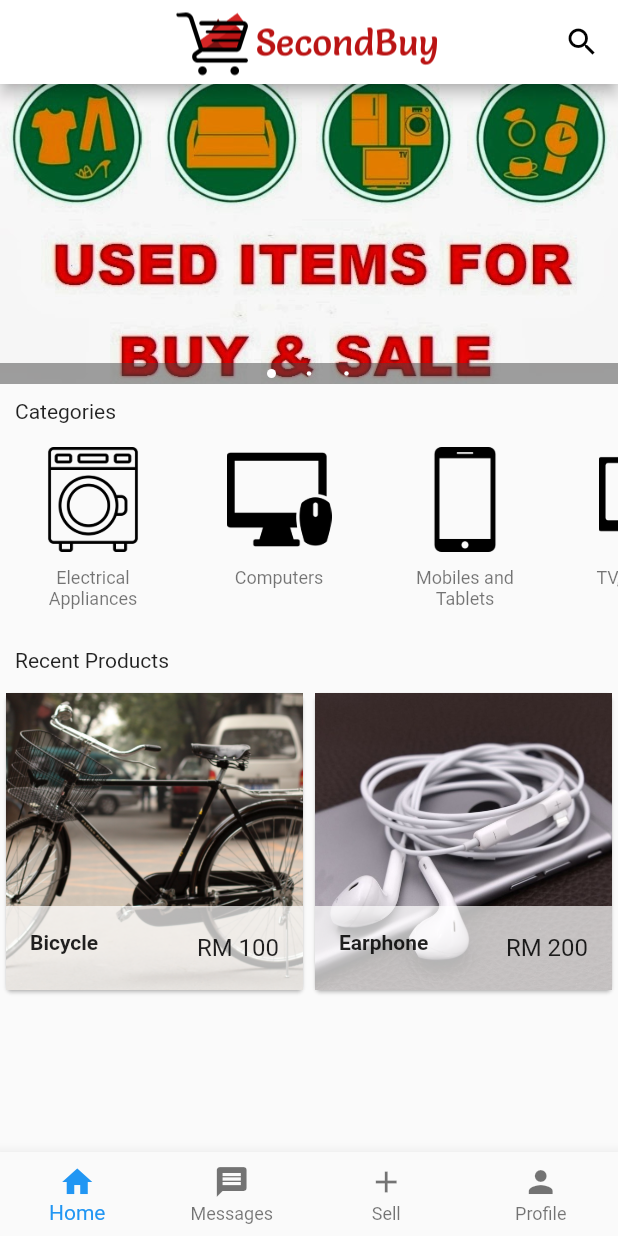
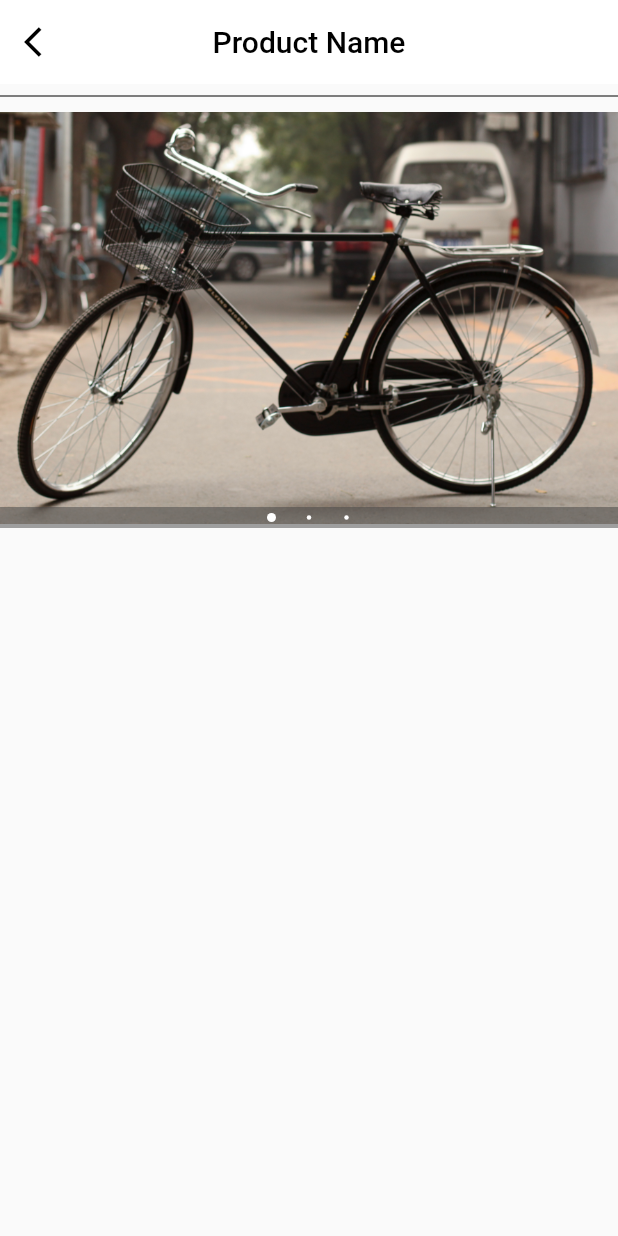
Before and after one commit to jacksonwjc99/secondbuy, a Flutter app: the screen it shows after launch, after a tap on "Bicycle", on a phone screen of 412 x 824 dp. Run offline on Flutter 3.47's test engine with Material 2 defaults, Android fonts, the phone set to English and light mode, and no system bars; drawn by our look-alikes of carousel_pro; our stand-ins replace firebase_auth, firebase_database; missing offline and left inert: flappy_search_bar; accounts and stored records are empty.

Commit message:
product design

```diff
--- a/lib/Util/Components/products.dart
+++ b/lib/Util/Components/products.dart
@@ -1,6 +1,7 @@
 import 'package:flutter/material.dart';
 import 'package:secondbuy/Util/Global.dart';
 import 'package:firebase_database/firebase_database.dart';
+import 'package:secondbuy/product_details.dart';
 
 class Products extends StatefulWidget {
   @override
@@ -56,7 +57,14 @@ class single_prod extends StatelessWidget {
         tag: product_name,
         child: Material(
           child: InkWell(
-            onTap: () {},
+            onTap: () {
+              Navigator.push(
+                context,
+                MaterialPageRoute(
+                    builder: (context) =>
+                        product_details()),
+              );
+            },
             child: GridTile(
               footer: Container(
                 color: Colors.white70,
--- a/lib/login.dart
+++ b/lib/login.dart
@@ -59,8 +59,7 @@ class _LoginPageSate extends State<LoginPage> {
                 context,
                 MaterialPageRoute(builder: (context) => App()),
               );
-          }
-        ),
+            }),
       ),
       body: ListView(
         shrinkWrap: true,
--- /dev/null
+++ b/lib/product_details.dart
@@ -0,0 +1,61 @@
+import 'package:flutter/material.dart';
+import 'package:carousel_pro/carousel_pro.dart';
+
+import 'main.dart';
+
+class product_details extends StatelessWidget {
+  @override
+  Widget build(BuildContext context) {
+    Widget image_carousel = new Container(
+      height: 280.0,
+      child: new Carousel(
+        boxFit: BoxFit.cover,
+        images: [
+          Image.asset('images/bicycle1.jpg'),
+          Image.asset('images/fan1.jpg'),
+          Image.asset('images/earphone1.jpg'),
+        ],
+        autoplay: true,
+        autoplayDuration: Duration(seconds: 8),
+        animationCurve: Curves.fastOutSlowIn,
+        animationDuration: Duration(milliseconds: 1000),
+        dotSize: 3.0,
+        indicatorBgPadding: 4.0,
+      ),
+    );
+
+    return Scaffold(
+      appBar: AppBar(
+        backgroundColor: Colors.white,
+        title: Text(
+          'Product Name',
+          style: TextStyle(color: Colors.black,),
+        ),
+        centerTitle: true,
+        elevation: 0,
+        automaticallyImplyLeading: true,
+        leading: IconButton(
+            icon: Icon(
+              Icons.arrow_back_ios,
+              color: Colors.black,
+            ),
+            onPressed: () {
+              Navigator.push(
+                context,
+                MaterialPageRoute(builder: (context) => App()),
+              );
+            }),
+      ),
+      body: new ListView(
+        children: <Widget>[
+          Divider(color: Colors.black),
+          //show slide
+          image_carousel,
+          Container(
+
+          ),
+        ],
+      ),
+    );
+  }
+}
--- a/lib/profile.dart
+++ b/lib/profile.dart
@@ -8,7 +8,8 @@ class Profile extends StatelessWidget {
       appBar: AppBar(
         title: Text('Profile'),
       ),
-      body: OutlineButton(
+      body: Container(
+        child: OutlineButton(
           child: Text("Login Now"),
           onPressed: () {
             Navigator.push(
@@ -17,14 +18,13 @@ class Profile extends StatelessWidget {
             );
           },
           shape: new RoundedRectangleBorder(
-            borderRadius:
-            new BorderRadius.circular(
-                30.0)),
+              borderRadius: new BorderRadius.circular(30.0)),
           borderSide: BorderSide(
             style: BorderStyle.solid,
             width: 1,
           ),
         ),
+      ),
     );
   }
 }
--- a/pubspec.yaml
+++ b/pubspec.yaml
@@ -76,6 +76,7 @@ flutter:
     - icons/vehicle.png
     - icons/properties.png
     - images/bicycle1.jpg
+    - images/fan1.jpg
     - images/earphone1.jpg
     - icons/logo2.png
 
```
Lines whose indentation alone changed are shown as unchanged.
